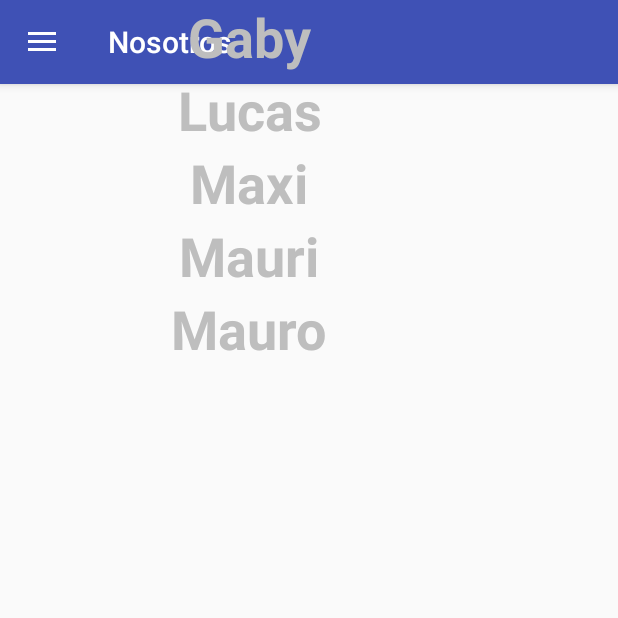
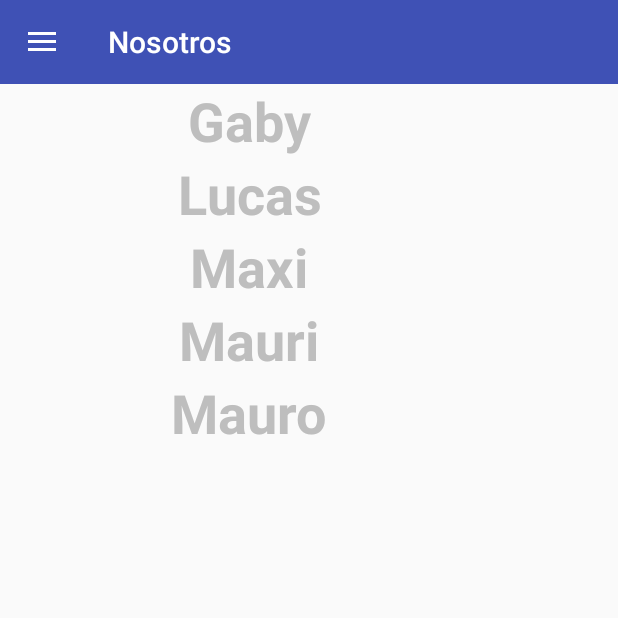
Before and after one commit to GabrielMiguez/pfinal, an Android app: the NosotrosActivity screen opened directly, with no data from a screen before it, on a phone screen of 412 x 824 dp, the top half of it. Run offline under Robolectric (Android 15) with nearby library versions, the light colour scheme and no system bars.

Commit message:
Se agrego layouts verticales para que el menu no se superponga con el content. Se le saco el "Start" a todos los drawerlayout para que en tiempo de desarrollo no se vea desplegado el menu y no moleste, al parecer no tiene consecuencias a "content_sonidos" se le saco la separacion que tenia el "list" desde arriba

```diff
--- a/NotSound/app/src/main/res/layout/activity_nosotros.xml
+++ b/NotSound/app/src/main/res/layout/activity_nosotros.xml
@@ -29,25 +29,29 @@
 </android.support.design.widget.CoordinatorLayout>
 
 -->
-<android.support.v4.widget.DrawerLayout
-    xmlns:android="http://schemas.android.com/apk/res/android"
+<android.support.v4.widget.DrawerLayout xmlns:android="http://schemas.android.com/apk/res/android"
     xmlns:app="http://schemas.android.com/apk/res-auto"
     xmlns:tools="http://schemas.android.com/tools"
     android:id="@+id/drawer_layout"
     android:layout_width="match_parent"
     android:layout_height="match_parent"
-    android:fitsSystemWindows="true"
-    tools:openDrawer="start">
+    android:fitsSystemWindows="true">
 
-    <include
-        layout="@layout/app_bar_main"
+    <LinearLayout
         android:layout_width="match_parent"
-        android:layout_height="match_parent" />
+        android:layout_height="match_parent"
+        android:orientation="vertical">
 
-    <include
-        layout="@layout/content_nosotros"
-        android:layout_width="wrap_content"
-        android:layout_height="wrap_content" />
+        <include
+            layout="@layout/app_bar_main"
+            android:layout_width="match_parent"
+            android:layout_height="wrap_content" />
+
+        <include
+            layout="@layout/content_nosotros"
+            android:layout_width="match_parent"
+            android:layout_height="match_parent" />
+    </LinearLayout>
 
     <android.support.design.widget.NavigationView
         android:id="@+id/nav_view"
--- a/NotSound/app/src/main/res/layout/content_sonidos.xml
+++ b/NotSound/app/src/main/res/layout/content_sonidos.xml
@@ -16,7 +16,7 @@
         android:scrollbars="horizontal|vertical"
         tools:layout_editor_absoluteX="8dp"
         app:layout_constraintTop_toTopOf="parent"
-        android:layout_marginTop="68dp" />
+        android:layout_marginTop="0dp" />
 
     <android.support.design.widget.FloatingActionButton
         android:id="@+id/fab_SonidoNuevo"
```
Also changed, not shown: NotSound/app/src/main/res/layout/activity_config.xml (+15 -8 lines), NotSound/app/src/main/res/layout/activity_main.xml (+3 -5 lines), NotSound/app/src/main/res/layout/activity_sonidos.xml (+14 -9 lines).
